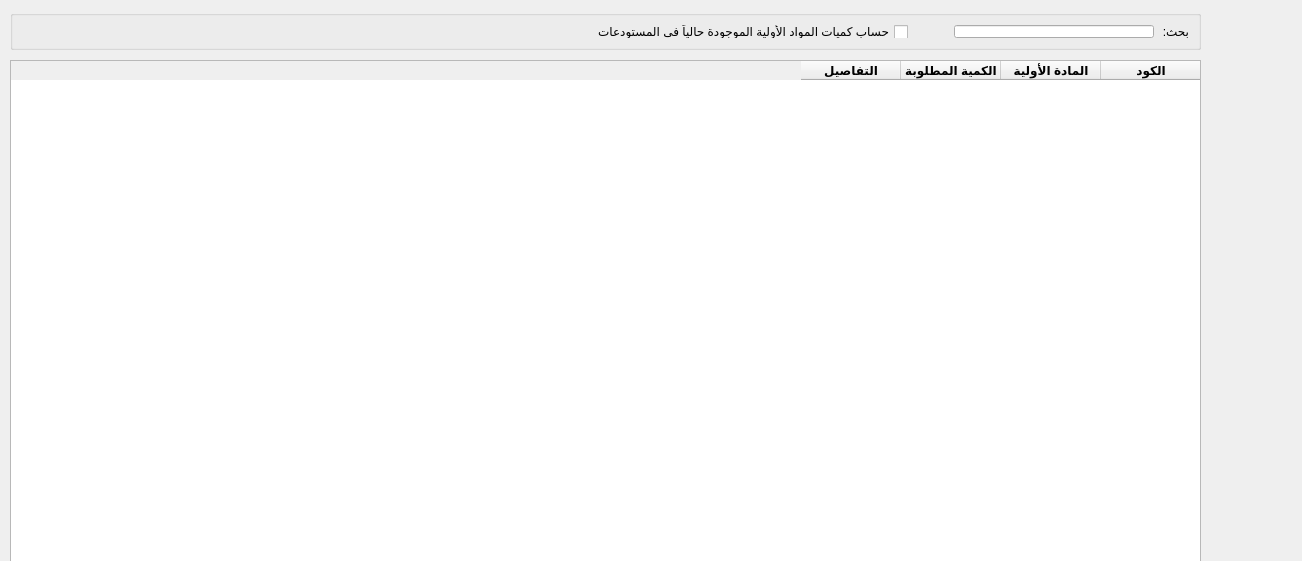
Above: Ui_AutoAggregator.ui from rabee361/E-commerce2 before the change. Below: the same form after it.
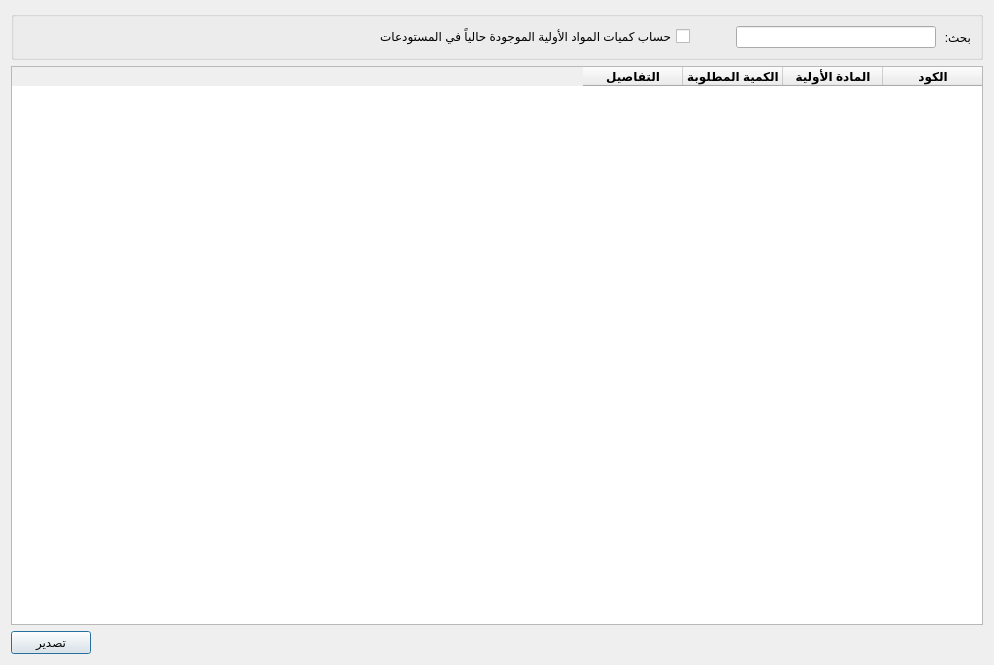
That is the form after the change. Icons and pictures are not drawn.

Diff of the .ui file:
```diff
--- a/Ui_AutoAggregator.ui
+++ b/Ui_AutoAggregator.ui
@@ -9,8 +9,8 @@
    <rect>
     <x>0</x>
     <y>0</y>
-    <width>1302</width>
-    <height>561</height>
+    <width>994</width>
+    <height>665</height>
    </rect>
   </property>
   <property name="windowTitle">
@@ -23,94 +23,15 @@
   <property name="accessibleName">
    <string>AutoAggregator</string>
   </property>
+  <property name="layoutDirection">
+   <enum>Qt::LeftToRight</enum>
+  </property>
   <property name="modal">
    <bool>true</bool>
   </property>
-  <widget class="QTableWidget" name="auto_aggregator_result_table">
-   <property name="geometry">
-    <rect>
-     <x>10</x>
-     <y>60</y>
-     <width>1191</width>
-     <height>551</height>
-    </rect>
-   </property>
-   <property name="layoutDirection">
-    <enum>Qt::RightToLeft</enum>
-   </property>
-   <column>
-    <property name="text">
-     <string>الكود</string>
-    </property>
-    <property name="font">
-     <font>
-      <weight>75</weight>
-      <bold>true</bold>
-     </font>
-    </property>
-   </column>
-   <column>
-    <property name="text">
-     <string>المادة الأولية</string>
-    </property>
-    <property name="font">
-     <font>
-      <weight>75</weight>
-      <bold>true</bold>
-     </font>
-    </property>
-   </column>
-   <column>
-    <property name="text">
-     <string>الكمية المطلوبة</string>
-    </property>
-    <property name="font">
-     <font>
-      <weight>75</weight>
-      <bold>true</bold>
-     </font>
-    </property>
-   </column>
-   <column>
-    <property name="text">
-     <string>التفاصيل</string>
-    </property>
-    <property name="font">
-     <font>
-      <weight>75</weight>
-      <bold>true</bold>
-     </font>
-    </property>
-   </column>
-  </widget>
-  <widget class="QPushButton" name="export_btn">
-   <property name="geometry">
-    <rect>
-     <x>10</x>
-     <y>620</y>
-     <width>75</width>
-     <height>23</height>
-    </rect>
-   </property>
-   <property name="maximumSize">
-    <size>
-     <width>80</width>
-     <height>16777215</height>
-    </size>
-   </property>
-   <property name="text">
-    <string>تصدير</string>
-   </property>
-  </widget>
+  <layout class="QGridLayout" name="gridLayout">
+   <item row="0" column="0" colspan="2">
   <widget class="QGroupBox" name="groupBox">
-   <property name="geometry">
-    <rect>
-     <x>10</x>
-     <y>10</y>
-     <width>1191</width>
-     <height>40</height>
-    </rect>
-   </property>
    <property name="layoutDirection">
     <enum>Qt::RightToLeft</enum>
    </property>
@@ -169,6 +90,85 @@
     </item>
    </layout>
   </widget>
+   </item>
+   <item row="1" column="0" colspan="2">
+    <widget class="QTableWidget" name="auto_aggregator_result_table">
+     <property name="layoutDirection">
+      <enum>Qt::RightToLeft</enum>
+     </property>
+     <column>
+      <property name="text">
+       <string>الكود</string>
+      </property>
+      <property name="font">
+       <font>
+        <weight>75</weight>
+        <bold>true</bold>
+       </font>
+      </property>
+     </column>
+     <column>
+      <property name="text">
+       <string>المادة الأولية</string>
+      </property>
+      <property name="font">
+       <font>
+        <weight>75</weight>
+        <bold>true</bold>
+       </font>
+      </property>
+     </column>
+     <column>
+      <property name="text">
+       <string>الكمية المطلوبة</string>
+      </property>
+      <property name="font">
+       <font>
+        <weight>75</weight>
+        <bold>true</bold>
+       </font>
+      </property>
+     </column>
+     <column>
+      <property name="text">
+       <string>التفاصيل</string>
+      </property>
+      <property name="font">
+       <font>
+        <weight>75</weight>
+        <bold>true</bold>
+       </font>
+      </property>
+     </column>
+    </widget>
+   </item>
+   <item row="2" column="0">
+    <widget class="QPushButton" name="export_btn">
+     <property name="maximumSize">
+      <size>
+       <width>16777215</width>
+       <height>16777215</height>
+      </size>
+     </property>
+     <property name="text">
+      <string>تصدير</string>
+     </property>
+    </widget>
+   </item>
+   <item row="2" column="1">
+    <spacer name="horizontalSpacer_2">
+     <property name="orientation">
+      <enum>Qt::Horizontal</enum>
+     </property>
+     <property name="sizeHint" stdset="0">
+      <size>
+       <width>869</width>
+       <height>20</height>
+      </size>
+     </property>
+    </spacer>
+   </item>
+  </layout>
  </widget>
  <resources/>
  <connections/>
```
Lines whose indentation alone changed are shown as unchanged.
